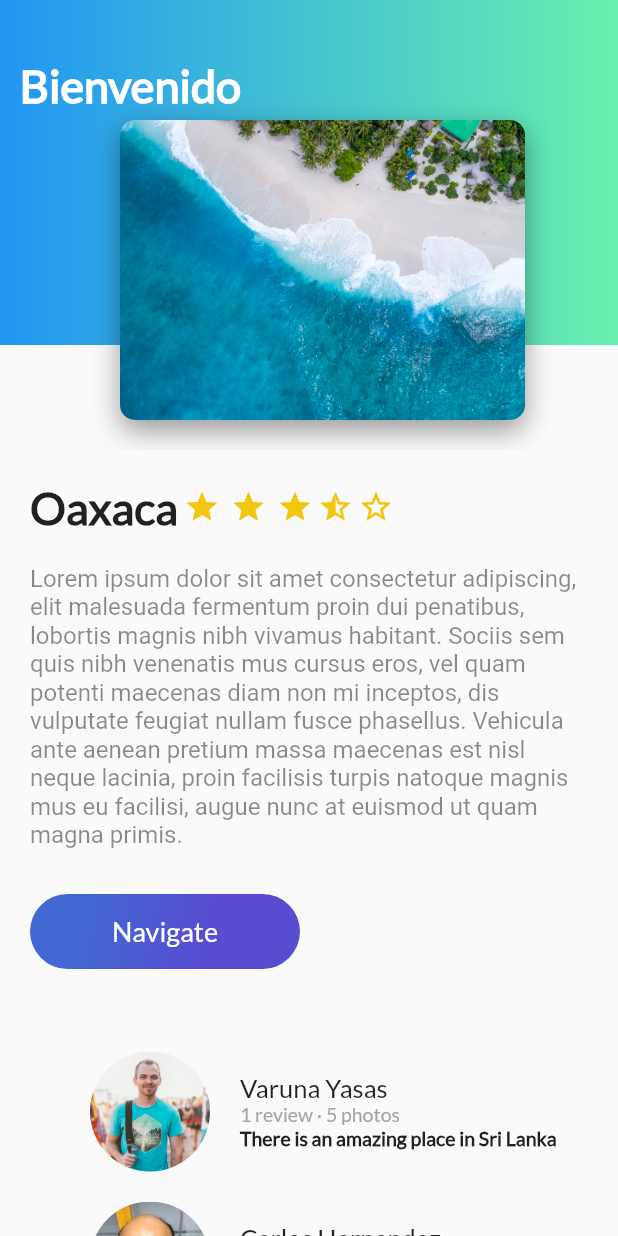
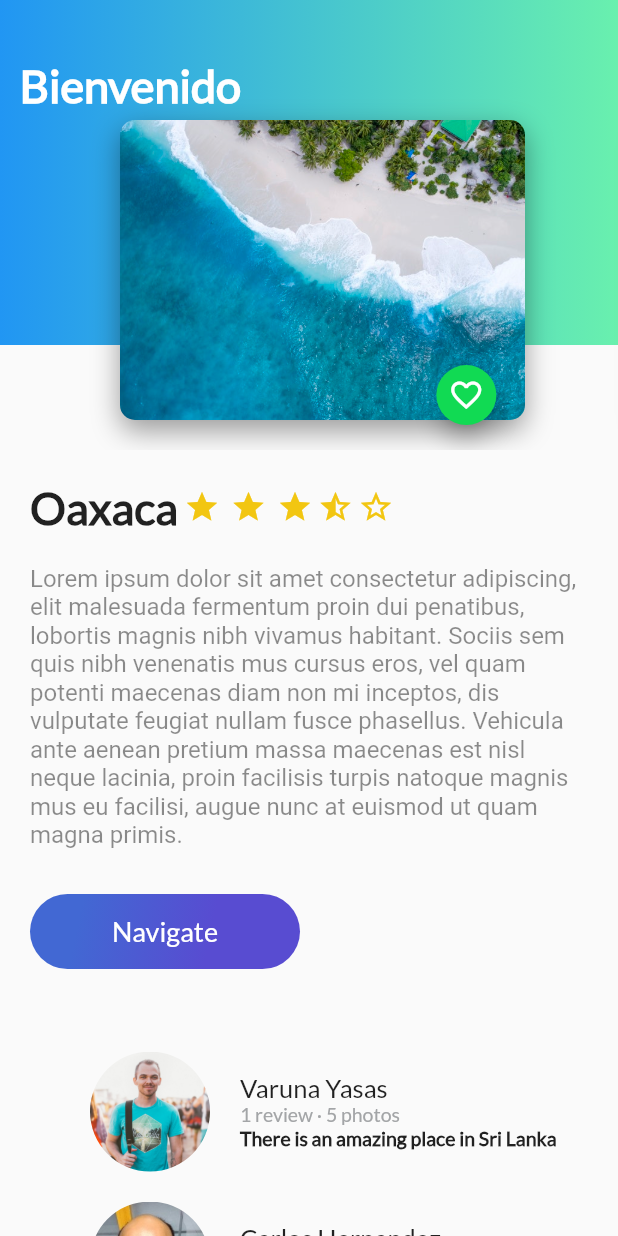
Before and after one commit to liz84pp/ProyectoFinal, a Flutter app: the screen it shows after launch, on a phone screen of 412 x 824 dp. Run offline on Flutter 3.47's test engine with Material 2 defaults, Android fonts, the phone set to English and light mode, and no system bars.

Commit message:
agrego boton favoritos

```diff
--- a/lib/cardimage.dart
+++ b/lib/cardimage.dart
@@ -1,4 +1,5 @@
 import 'package:flutter/material.dart';
+import 'floating_action_button_green.dart';
 
 class CardImage extends StatelessWidget {
 
@@ -35,7 +36,13 @@ class CardImage extends StatelessWidget {
     );
 
 
-    return card;
+    return Stack(
+      alignment: Alignment(0.9,0.9),
+      children: <Widget>[
+        card,
+        FloatingActionButtonGreen()
+      ],
+    );
   }
 
 }
```
